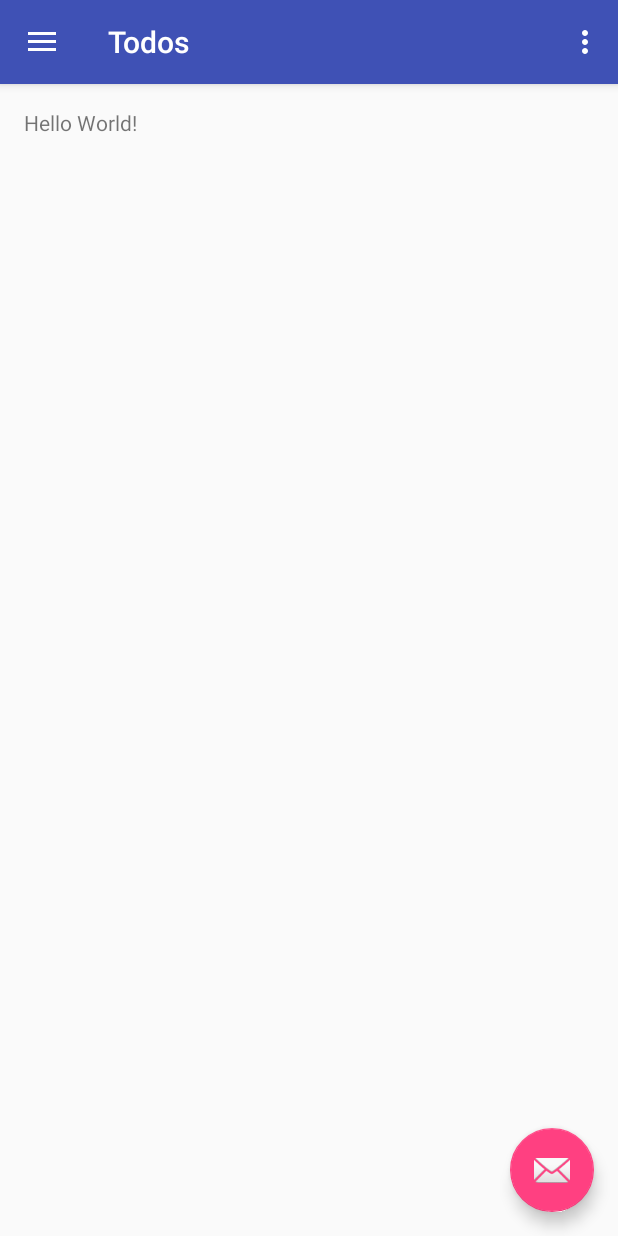
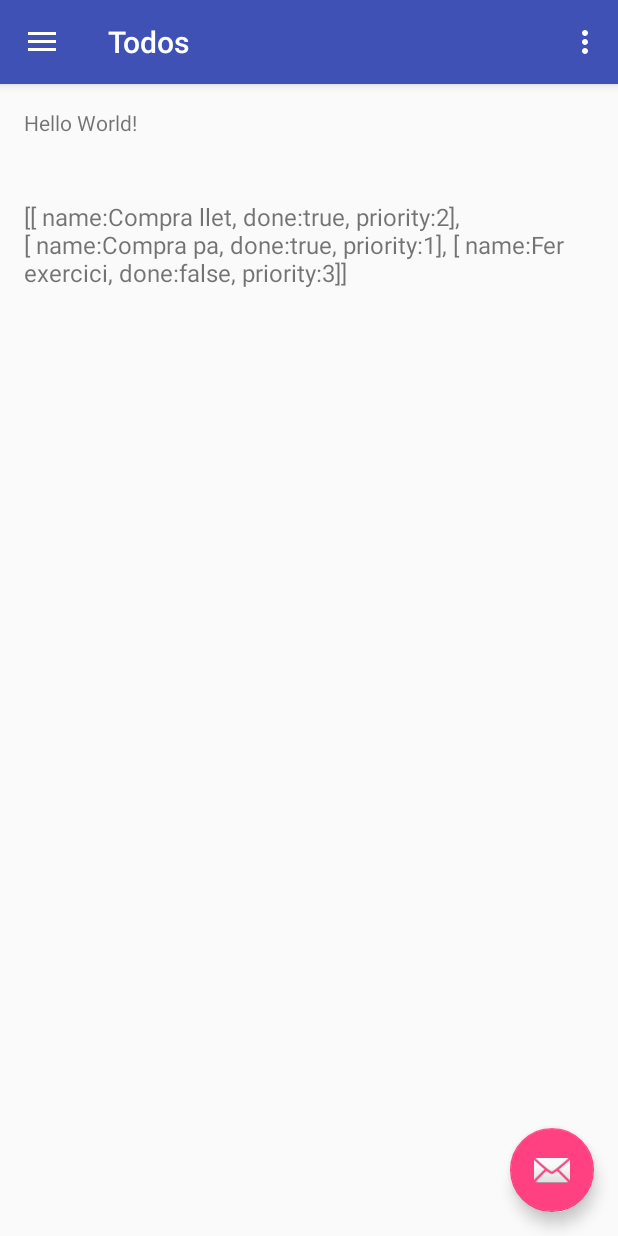
Before and after one commit to AlvaradoAdam15/ToDoAndroid, an Android app: the screen it shows after launch (MainActivity), on a phone screen of 412 x 824 dp. Run offline under Robolectric (Android 15) with nearby library versions, the phone set to English and light mode, and no system bars.

```diff
--- a/app/src/main/java/com/iesebre/dam2/adam/todos/MainActivity.java
+++ b/app/src/main/java/com/iesebre/dam2/adam/todos/MainActivity.java
@@ -5,6 +5,7 @@ import android.content.SharedPreferences;
 import android.os.Bundle;
 import android.support.design.widget.FloatingActionButton;
 import android.support.design.widget.Snackbar;
+import android.util.Log;
 import android.view.View;
 import android.support.design.widget.NavigationView;
 import android.support.v4.view.GravityCompat;
@@ -14,6 +15,7 @@ import android.support.v7.app.AppCompatActivity;
 import android.support.v7.widget.Toolbar;
 import android.view.Menu;
 import android.view.MenuItem;
+import android.widget.TextView;
 
 import com.google.gson.Gson;
 import com.google.gson.reflect.TypeToken;
@@ -57,7 +59,10 @@ public class MainActivity extends AppCompatActivity
             SharedPreferences.Editor editor = todos.edit();
             editor.putString(SHARED_PREFERENCES_TODOS, initial_json);
             editor.commit();
+            todoList = todos.getString(TODO_LIST, initial_json);
         }
+
+
 
         gson = new Gson();
 
@@ -81,6 +86,11 @@ public class MainActivity extends AppCompatActivity
         } else {
             //Error TODO
         }
+
+        TextView myTextView = (TextView) findViewById(R.id.textViewPrint);
+        myTextView.setText(tasks.toString());
+
+        Log.d(TODO_LIST, tasks.toString());
 
         FloatingActionButton fab = (FloatingActionButton) findViewById(R.id.fab);
         fab.setOnClickListener(new View.OnClickListener() {
--- a/app/src/main/res/layout/content_main.xml
+++ b/app/src/main/res/layout/content_main.xml
@@ -10,5 +10,16 @@
     tools:context=".MainActivity">
 
     <TextView android:text="Hello World!" android:layout_width="wrap_content"
-        android:layout_height="wrap_content" />
+        android:layout_height="wrap_content"
+        android:id="@+id/textView3" />
+
+    <TextView
+        android:layout_width="wrap_content"
+        android:layout_height="wrap_content"
+        android:id="@+id/textViewPrint"
+        android:layout_below="@+id/textView3"
+        android:layout_alignParentLeft="true"
+        android:layout_alignParentStart="true"
+        android:layout_marginTop="42dp"
+        android:textSize="@dimen/abc_action_bar_content_inset_material" />
 </RelativeLayout>
```
